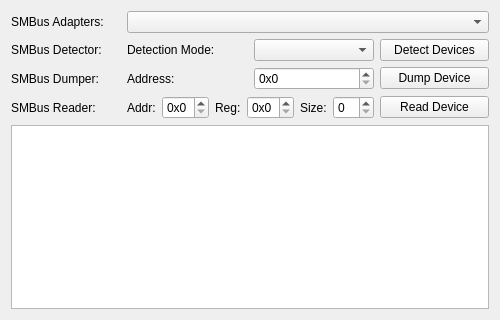
CalcProgrammer1/OpenRGB, file qt/OpenRGBSystemInfoPage/OpenRGBSystemInfoPage.ui: the form before one commit.
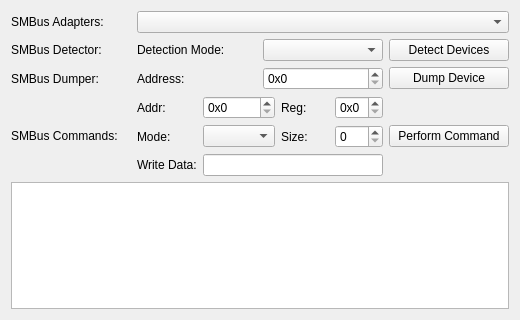
The form after the commit.

Commit message: Update SMBus tools page to add more SMBus operation commands

Patch:
```diff
--- a/qt/OpenRGBSystemInfoPage/OpenRGBSystemInfoPage.ui
+++ b/qt/OpenRGBSystemInfoPage/OpenRGBSystemInfoPage.ui
@@ -6,7 +6,7 @@
    <rect>
     <x>0</x>
     <y>0</y>
-    <width>500</width>
+    <width>520</width>
     <height>320</height>
    </rect>
   </property>
@@ -14,13 +14,6 @@
    <string notr="true">System Info Page</string>
   </property>
   <layout class="QGridLayout" name="gridLayout">
-   <item row="0" column="0">
-    <widget class="QLabel" name="SMBusAdaptersLabel">
-     <property name="text">
-      <string>SMBus Adapters:</string>
-     </property>
-    </widget>
-   </item>
    <item row="2" column="1">
     <widget class="QLabel" name="DumpAddressLabel">
      <property name="text">
@@ -28,16 +21,13 @@
      </property>
     </widget>
    </item>
-   <item row="3" column="3">
-    <widget class="QPushButton" name="ReadButton">
+   <item row="0" column="0">
+    <widget class="QLabel" name="SMBusAdaptersLabel">
      <property name="text">
-      <string>Read Device</string>
+      <string>SMBus Adapters:</string>
      </property>
     </widget>
    </item>
-   <item row="4" column="0" colspan="4">
-    <widget class="QPlainTextEdit" name="SMBusDataText"/>
-   </item>
    <item row="2" column="0">
     <widget class="QLabel" name="SMBusDumpLabel">
      <property name="text">
@@ -45,6 +35,107 @@
      </property>
     </widget>
    </item>
+   <item row="1" column="1">
+    <widget class="QLabel" name="SMBusDetectModeLabel">
+     <property name="text">
+      <string>Detection Mode:</string>
+     </property>
+    </widget>
+   </item>
+   <item row="0" column="1" colspan="3">
+    <widget class="QComboBox" name="SMBusAdaptersBox"/>
+   </item>
+   <item row="4" column="1" colspan="2">
+    <layout class="QHBoxLayout" name="horizontalLayout">
+     <item>
+      <layout class="QGridLayout" name="gridLayout_2">
+       <item row="1" column="2">
+        <widget class="QLabel" name="CommandSizeLabel">
+         <property name="text">
+          <string>Size:</string>
+         </property>
+        </widget>
+       </item>
+       <item row="0" column="3">
+        <widget class="QSpinBox" name="CommandRegisterBox">
+         <property name="prefix">
+          <string>0x</string>
+         </property>
+         <property name="maximum">
+          <number>255</number>
+         </property>
+         <property name="displayIntegerBase">
+          <number>16</number>
+         </property>
+        </widget>
+       </item>
+       <item row="0" column="1">
+        <widget class="QSpinBox" name="CommandAddressBox">
+         <property name="prefix">
+          <string>0x</string>
+         </property>
+         <property name="maximum">
+          <number>255</number>
+         </property>
+         <property name="displayIntegerBase">
+          <number>16</number>
+         </property>
+        </widget>
+       </item>
+       <item row="1" column="3">
+        <widget class="QSpinBox" name="CommandSizeBox"/>
+       </item>
+       <item row="0" column="0">
+        <widget class="QLabel" name="CommandAddressLabel">
+         <property name="text">
+          <string>Addr:</string>
+         </property>
+        </widget>
+       </item>
+       <item row="1" column="1">
+        <widget class="QComboBox" name="CommandModeComboBox"/>
+       </item>
+       <item row="0" column="2">
+        <widget class="QLabel" name="CommandRegisterLabel">
+         <property name="text">
+          <string>Reg:</string>
+         </property>
+        </widget>
+       </item>
+       <item row="1" column="0">
+        <widget class="QLabel" name="CommandModeLabel">
+         <property name="text">
+          <string>Mode:</string>
+         </property>
+        </widget>
+       </item>
+       <item row="2" column="0">
+        <widget class="QLabel" name="CommandWriteDataLabel">
+         <property name="text">
+          <string>Write Data:</string>
+         </property>
+        </widget>
+       </item>
+       <item row="2" column="1" colspan="3">
+        <widget class="QLineEdit" name="CommandWriteDataLineEdit"/>
+       </item>
+      </layout>
+     </item>
+    </layout>
+   </item>
+   <item row="1" column="0">
+    <widget class="QLabel" name="SMBusDetectorLabel">
+     <property name="text">
+      <string>SMBus Detector:</string>
+     </property>
+    </widget>
+   </item>
+   <item row="5" column="0" colspan="4">
+    <widget class="QPlainTextEdit" name="SMBusDataText"/>
+   </item>
+   <item row="1" column="2">
+    <widget class="QComboBox" name="SMBusDetectionModeBox"/>
+   </item>
    <item row="2" column="2">
     <widget class="QSpinBox" name="DumpAddressBox">
      <property name="suffix">
@@ -61,26 +152,6 @@
      </property>
     </widget>
    </item>
-   <item row="1" column="0">
-    <widget class="QLabel" name="SMBusDetectorLabel">
-     <property name="text">
-      <string>SMBus Detector:</string>
-     </property>
-    </widget>
-   </item>
-   <item row="0" column="1" colspan="3">
-    <widget class="QComboBox" name="SMBusAdaptersBox"/>
-   </item>
-   <item row="1" column="1">
-    <widget class="QLabel" name="SMBusDetectModeLabel">
-     <property name="text">
-      <string>Detection Mode:</string>
-     </property>
-    </widget>
-   </item>
-   <item row="1" column="2">
-    <widget class="QComboBox" name="SMBusDetectionModeBox"/>
-   </item>
    <item row="1" column="3">
     <widget class="QPushButton" name="DetectButton">
      <property name="text">
@@ -95,66 +166,19 @@
      </property>
     </widget>
    </item>
-   <item row="3" column="0">
-    <widget class="QLabel" name="SMBusReaderLabel">
+   <item row="4" column="0">
+    <widget class="QLabel" name="SMBusCommandLabel">
      <property name="text">
-      <string>SMBus Reader:</string>
+      <string>SMBus Commands:</string>
      </property>
     </widget>
    </item>
-   <item row="3" column="1" colspan="2">
-    <layout class="QHBoxLayout" name="horizontalLayout">
-     <item>
-      <widget class="QLabel" name="ReadAddressLabel">
-       <property name="text">
-        <string>Addr:</string>
-       </property>
-      </widget>
-     </item>
-     <item>
-      <widget class="QSpinBox" name="ReadAddressBox">
-       <property name="prefix">
-        <string>0x</string>
-       </property>
-       <property name="maximum">
-        <number>255</number>
-       </property>
-       <property name="displayIntegerBase">
-        <number>16</number>
-       </property>
-      </widget>
-     </item>
-     <item>
-      <widget class="QLabel" name="ReadRegisterLabel">
-       <property name="text">
-        <string>Reg:</string>
-       </property>
-      </widget>
-     </item>
-     <item>
-      <widget class="QSpinBox" name="ReadRegisterBox">
-       <property name="prefix">
-        <string>0x</string>
-       </property>
-       <property name="maximum">
-        <number>255</number>
-       </property>
-       <property name="displayIntegerBase">
-        <number>16</number>
-       </property>
-      </widget>
-     </item>
-     <item>
-      <widget class="QLabel" name="ReadSizeLabel">
-       <property name="text">
-        <string>Size:</string>
-       </property>
-      </widget>
-     </item>
-     <item>
-      <widget class="QSpinBox" name="ReadSizeBox"/>
-     </item>
-    </layout>
+   <item row="4" column="3">
+    <widget class="QPushButton" name="CommandButton">
+     <property name="text">
+      <string>Perform Command</string>
+     </property>
+    </widget>
    </item>
   </layout>
  </widget>
```
The commit also changes 2 other files.
